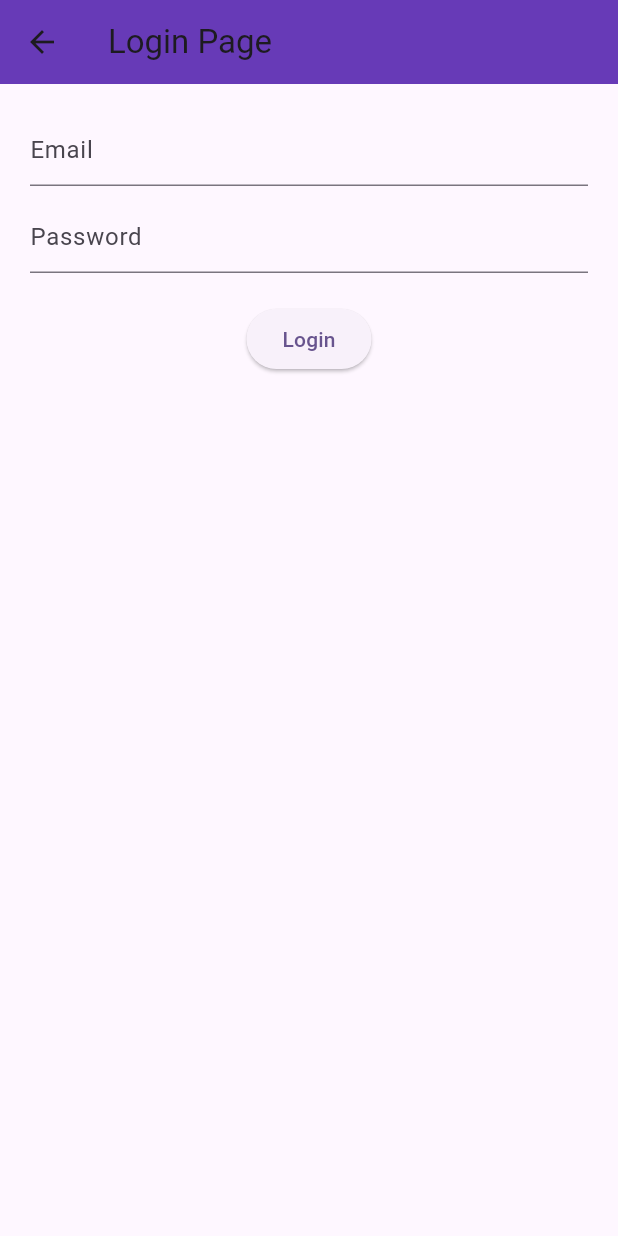
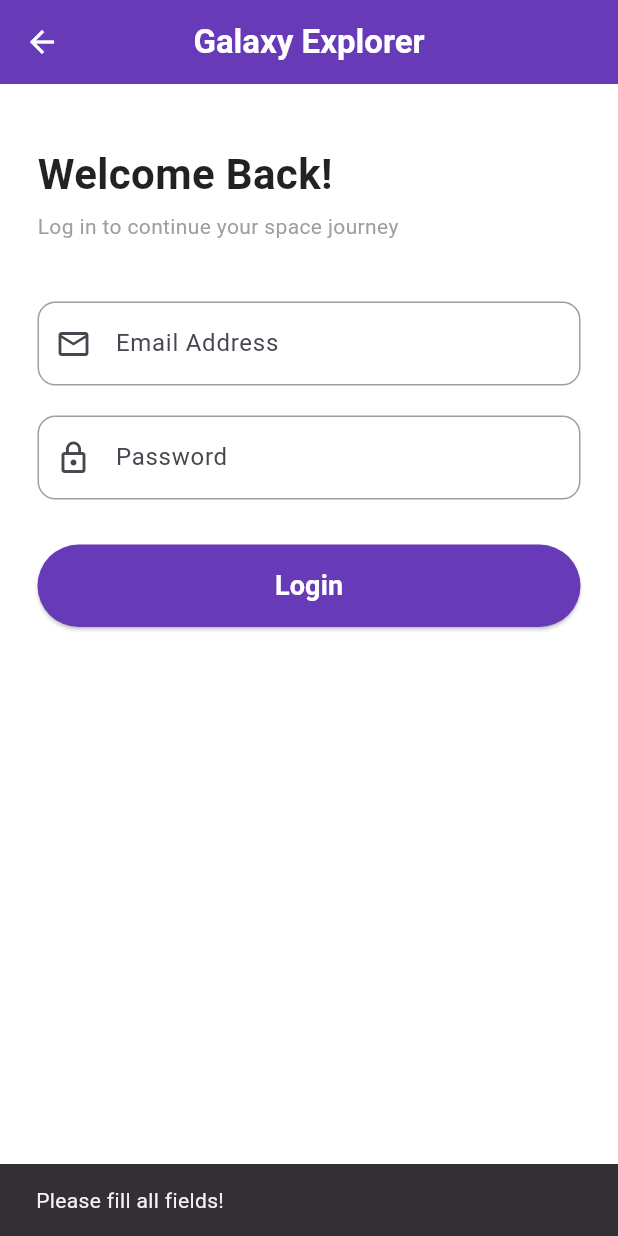
Before and after one commit to M-joy-hossain/galaxy_explorer, a Flutter app: the Login screen opened directly, after a tap on "Login", on a phone screen of 412 x 824 dp. Run offline on Flutter 3.47's test engine with Material 3 defaults, Android fonts, the phone set to English and light mode, and no system bars; our stand-ins replace animate_do, audioplayers, firebase_auth, firebase_core, fl_chart, lottie and 3 more; accounts and stored records are empty.

Commit message:
intialization firebase and connect with the project(galaxy explorer)

```diff
--- a/lib/Authentication/login.dart
+++ b/lib/Authentication/login.dart
@@ -1,7 +1,6 @@
+import 'package:firebase_auth/firebase_auth.dart';
 import 'package:flutter/material.dart';
-import 'package:firebase_auth/firebase_auth.dart'; // Eita add kora chhilo na
 
-// Class ta StatefulWidget hote hobe, karon ekhane Controllers ache
 class Login extends StatefulWidget {
   const Login({super.key});
 
@@ -10,54 +9,120 @@ class Login extends StatefulWidget {
 }
 
 class _LoginState extends State<Login> {
-  // TextEditingController gulo ekhane thakbe
-  final TextEditingController email = TextEditingController();
-  final TextEditingController password = TextEditingController();
+  // Input logic
+  final TextEditingController emailController = TextEditingController();
+  final TextEditingController passwordController = TextEditingController();
+  bool isLoading = false; // Loading state check korar jonno
 
   // Sign In Function
-  signIn() async {
+  Future<void> signIn() async {
+    // Basic Validation
+    if (emailController.text.isEmpty || passwordController.text.isEmpty) {
+      ScaffoldMessenger.of(context).showSnackBar(
+        const SnackBar(content: Text("Please fill all fields!")),
+      );
+      return;
+    }
+
+    setState(() {
+      isLoading = true;
+    });
+
     try {
       await FirebaseAuth.instance.signInWithEmailAndPassword(
-        email: email.text.trim(), // trim() dile extra space thakbe na
-        password: password.text,
+        email: emailController.text.trim(),
+        password: passwordController.text.trim(),
       );
-    } catch (e) {
-      // Error hole ekhane show korbe
-      debugPrint("Login Error: $e");
+      // Login success hole Wrapper automatic change hobe
+    } on FirebaseAuthException catch (e) {
+      String message = "An error occurred";
+      if (e.code == 'user-not-found') message = "No user found for that email.";
+      else if (e.code == 'wrong-password') message = "Wrong password provided.";
+
+      ScaffoldMessenger.of(context).showSnackBar(
+        SnackBar(content: Text(message), backgroundColor: Colors.red),
+      );
+    } finally {
+      if (mounted) {
+        setState(() {
+          isLoading = false;
+        });
+      }
     }
   }
 
   @override
   Widget build(BuildContext context) {
     return Scaffold(
+      backgroundColor: Colors.white,
       appBar: AppBar(
-        title: const Text("Login Page"),
+        title: const Text("Galaxy Explorer", style: TextStyle(fontWeight: FontWeight.bold)),
+        centerTitle: true,
         backgroundColor: Colors.deepPurple,
+        foregroundColor: Colors.white,
         elevation: 0,
       ),
-      body: Padding(
-        padding: const EdgeInsets.all(20.0), // Dekhte bhalo lagar jonno padding
+      body: SingleChildScrollView( // Keyboard ashle jate overflow na hoy
+        padding: const EdgeInsets.symmetric(horizontal: 25.0, vertical: 40.0),
         child: Column(
+          crossAxisAlignment: CrossAxisAlignment.start,
           children: [
+            const Text(
+              "Welcome Back!",
+              style: TextStyle(fontSize: 28, fontWeight: FontWeight.bold, color: Colors.black87),
+            ),
+            const SizedBox(height: 5),
+            const Text("Log in to continue your space journey", style: TextStyle(color: Colors.grey)),
+            const SizedBox(height: 40),
+
+            // Email Field
             TextField(
-              controller: email,
-              decoration: const InputDecoration(
-                hintText: "Email",
-              ),
-            ),
-            const SizedBox(height: 10), // Gap deyar jonno
-            TextField(
-              controller: password,
-              obscureText: true, // Password lukiye rakhar jonno
-              decoration: const InputDecoration(
-                hintText: "Password",
+              controller: emailController,
+              keyboardType: TextInputType.emailAddress,
+              decoration: InputDecoration(
+                prefixIcon: const Icon(Icons.email_outlined),
+                labelText: "Email Address",
+                border: OutlineInputBorder(borderRadius: BorderRadius.circular(12)),
+                enabledBorder: OutlineInputBorder(
+                  borderRadius: BorderRadius.circular(12),
+                  borderSide: const BorderSide(color: Colors.grey),
+                ),
               ),
             ),
             const SizedBox(height: 20),
-            ElevatedButton(
-              onPressed: signIn, // Sorasori function call kora jay
-              child: const Text("Login"),
-            )
+
+            // Password Field
+            TextField(
+              controller: passwordController,
+              obscureText: true,
+              decoration: InputDecoration(
+                prefixIcon: const Icon(Icons.lock_outline),
+                labelText: "Password",
+                border: OutlineInputBorder(borderRadius: BorderRadius.circular(12)),
+                enabledBorder: OutlineInputBorder(
+                  borderRadius: BorderRadius.circular(12),
+                  borderSide: const BorderSide(color: Colors.grey),
+                ),
+              ),
+            ),
+            const SizedBox(height: 30),
+
+            // Login Button
+            SizedBox(
+              width: double.infinity,
+              height: 55,
+              child: ElevatedButton(
+                onPressed: isLoading ? null : signIn,
+                style: ElevatedButton.styleFrom(
+                  backgroundColor: Colors.deepPurple,
+                  foregroundColor: Colors.white,
+                  //shape:BorderRadius.circular(12),
+                ),
+                child: isLoading
+                  ? const CircularProgressIndicator(color: Colors.white)
+                  : const Text("Login", style: TextStyle(fontSize: 18, fontWeight: FontWeight.bold)),
+              ),
+            ),
           ],
         ),
       ),
--- a/lib/Authentication/wrapper.dart
+++ b/lib/Authentication/wrapper.dart
@@ -2,39 +2,31 @@ import 'package:firebase_auth/firebase_auth.dart';
 import 'package:flutter/material.dart';
 import 'package:galaxy_explorer/onboarding_screen.dart';
 import 'package:galaxy_explorer/Authentication/login.dart';
-// Apnar home page ebong login page-er import gulo niche add koren
-// import 'package:galaxy_explorer/home_page.dart';
-// import 'package:galaxy_explorer/login_page.dart';
 
 class Wrapper extends StatelessWidget {
   const Wrapper({super.key});
 
   @override
   Widget build(BuildContext context) {
-    return Scaffold(
-      body: StreamBuilder<User?>(
-        // Firebase authentication er state check korbe
+    return StreamBuilder<User?>(
       stream: FirebaseAuth.instance.authStateChanges(),
       builder: (context, snapshot) {
-          // Connection check korar jonno (optional kintu bhalo)
+        // Data load hobar somoy loading screen
         if (snapshot.connectionState == ConnectionState.waiting) {
-            return const Center(child: CircularProgressIndicator());
+          return const Scaffold(
+            body: Center(child: CircularProgressIndicator()),
+          );
         }
 
-          // User jodi login kora thake (data thakle)
+        // User login kora thakle onboarding_screen-e jabe
         if (snapshot.hasData) {
-            return onboarding_screen();
-            //const Center(child: Text("Home Page (Replace with your HomePage class)"));
-            // return const HomePage(); // Ekhane apnar HomePage call koren
+          return const onboarding_screen();
         }
-          // User login na thakle
+        // User login na thakle Login page-e jabe
         else {
-            return Login(); // Ekhane apnar LoginPage call koren
-            //const Center(child: Text("Login Page (Replace with your LoginPage class)"));
-            // return const LoginPage(); // Ekhane apnar LoginPage call koren
+          return const Login();
         }
       },
-      ),
     );
   }
 }
--- a/lib/main.dart
+++ b/lib/main.dart
@@ -1,18 +1,21 @@
 import 'package:flutter/material.dart';
 import 'package:galaxy_explorer/splash_screen.dart';
 import 'package:firebase_core/firebase_core.dart';
-import 'firebase_options.dart';
+import 'firebase_options.dart'; // Eita oboshoyei thakte hobe
 
 void main() async {
   WidgetsFlutterBinding.ensureInitialized();
 
   try {
+    // Web-e run korar jonno nichei options deya thaktei hobe
     await Firebase.initializeApp(
-     // options: DefaultFirebaseOptions.currentPlatform,
+      options: DefaultFirebaseOptions.currentPlatform,
     );
+    print("Firebase Initialized Successfully");
   } catch (e) {
-    print("Firebase Error: $e");
+    print("Firebase Initialization Error: $e");
   }
+
   runApp(const MyApp());
 }
 
@@ -27,7 +30,6 @@ class MyApp extends StatelessWidget {
         colorScheme: ColorScheme.fromSeed(seedColor: Colors.deepPurple),
         useMaterial3: true,
       ),
-      // Kept exactly as your original class name
       home: const splash_screen(),
     );
   }
--- a/lib/splash_screen.dart
+++ b/lib/splash_screen.dart
@@ -1,7 +1,5 @@
-// ignore_for_file: camel_case_types
-
 import 'package:flutter/material.dart';
-import 'package:galaxy_explorer/onboarding_screen.dart';
+import 'package:galaxy_explorer/Authentication/wrapper.dart';
 import 'package:lottie/lottie.dart';
 
 class splash_screen extends StatefulWidget {
@@ -18,19 +16,21 @@ class _SplashScreenState extends State<splash_screen> {
   void initState() {
     super.initState();
 
-    // Show text after rocket launches (2 seconds)
     Future.delayed(const Duration(seconds: 2), () {
+      if (mounted) {
         setState(() {
           showText = true;
         });
+      }
     });
 
-    // Navigate to onboarding after full splash (3 seconds)
     Future.delayed(const Duration(seconds: 3), () {
+      if (mounted) {
         Navigator.pushReplacement(
           context,
-        MaterialPageRoute(builder: (_) => const onboarding_screen()),
+          MaterialPageRoute(builder: (_) => const Wrapper()),
         );
+      }
     });
   }
 
@@ -40,10 +40,7 @@ class _SplashScreenState extends State<splash_screen> {
       body: Stack(
         alignment: Alignment.center,
         children: [
-          // Rocket animation
           Center(child: Lottie.asset('assets/animations/Rocket_Lounch.json')),
-
-          // Show text when showText = true
           if (showText)
             Positioned(
               bottom: 80,
@@ -59,7 +56,6 @@ class _SplashScreenState extends State<splash_screen> {
             ),
         ],
       ),
-     // backgroundColor: Colors.black,
     );
   }
 }
```
Also changed, not shown: firebase.json (added), lib/firebase_options.dart, 1 other file. Lines whose indentation alone changed are shown as unchanged.
